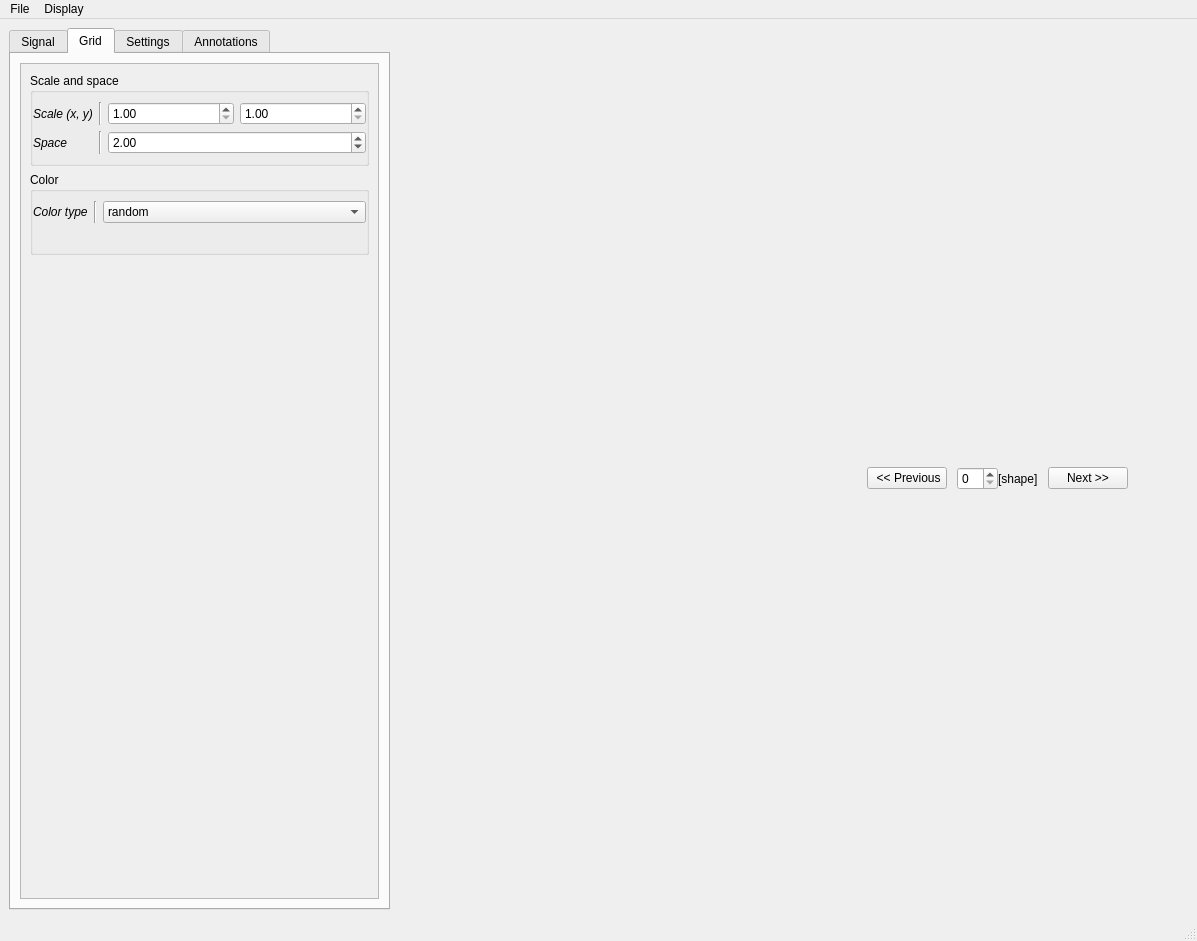
This is visbrain/signal/gui/signal_gui.ui in EtienneCmb/visbrain as Qt 5 draws it before an edit. The edited form follows.
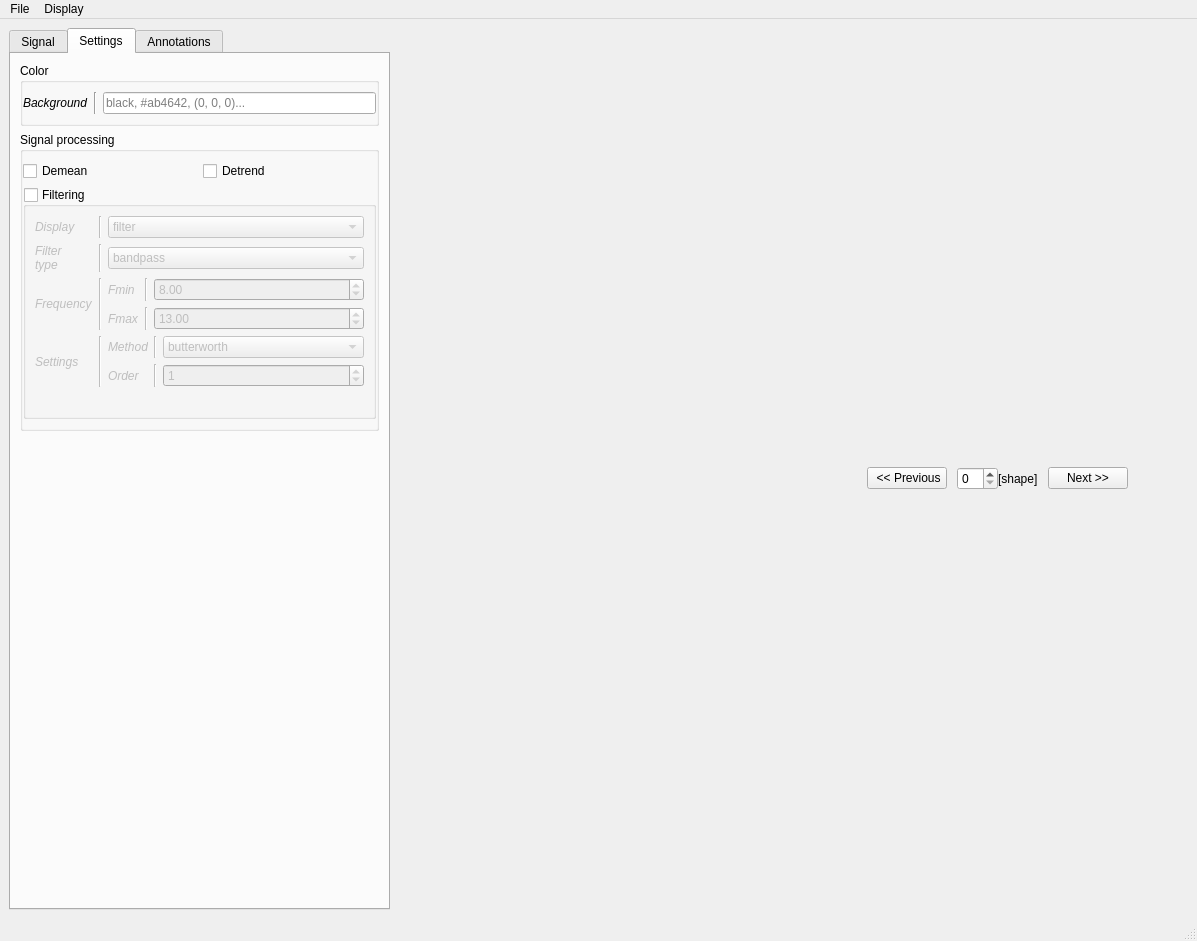
This is the edited form. The open tabs and pages were chosen to show the change.

Commit message: Remove grid control from GUI

```diff
--- a/visbrain/signal/gui/signal_gui.ui
+++ b/visbrain/signal/gui/signal_gui.ui
@@ -894,200 +894,6 @@
            </item>
           </layout>
          </widget>
-         <widget class="QWidget" name="tab_4">
-          <attribute name="title">
-           <string>Grid</string>
-          </attribute>
-          <layout class="QVBoxLayout" name="verticalLayout_15">
-           <item>
-            <widget class="QScrollArea" name="scrollArea_2">
-             <property name="widgetResizable">
-              <bool>true</bool>
-             </property>
-             <widget class="QWidget" name="scrollAreaWidgetContents_2">
-              <property name="geometry">
-               <rect>
-                <x>0</x>
-                <y>0</y>
-                <width>360</width>
-                <height>823</height>
-               </rect>
-              </property>
-              <layout class="QVBoxLayout" name="verticalLayout_16">
-               <item>
-                <widget class="QGroupBox" name="groupBox_7">
-                 <property name="title">
-                  <string>Scale and space</string>
-                 </property>
-                 <layout class="QGridLayout" name="gridLayout_29">
-                  <property name="leftMargin">
-                   <number>0</number>
-                  </property>
-                  <property name="rightMargin">
-                   <number>0</number>
-                  </property>
-                  <item row="0" column="1">
-                   <widget class="Line" name="line_52">
-                    <property name="orientation">
-                     <enum>Qt::Vertical</enum>
-                    </property>
-                   </widget>
-                  </item>
-                  <item row="1" column="0">
-                   <widget class="QLabel" name="label_59">
-                    <property name="font">
-                     <font>
-                      <italic>true</italic>
-                     </font>
-                    </property>
-                    <property name="text">
-                     <string>Space</string>
-                    </property>
-                   </widget>
-                  </item>
-                  <item row="2" column="2">
-                   <spacer name="horizontalSpacer_28">
-                    <property name="orientation">
-                     <enum>Qt::Horizontal</enum>
-                    </property>
-                    <property name="sizeHint" stdset="0">
-                     <size>
-                      <width>40</width>
-                      <height>0</height>
-                     </size>
-                    </property>
-                   </spacer>
-                  </item>
-                  <item row="1" column="1">
-                   <widget class="Line" name="line_53">
-                    <property name="orientation">
-                     <enum>Qt::Vertical</enum>
-                    </property>
-                   </widget>
-                  </item>
-                  <item row="0" column="2">
-                   <layout class="QHBoxLayout" name="horizontalLayout_6">
-                    <item>
-                     <widget class="QDoubleSpinBox" name="_grid_scalex">
-                      <property name="minimum">
-                       <double>1.000000000000000</double>
-                      </property>
-                     </widget>
-                    </item>
-                    <item>
-                     <widget class="QDoubleSpinBox" name="_grid_scaley">
-                      <property name="minimum">
-                       <double>1.000000000000000</double>
-                      </property>
-                     </widget>
-                    </item>
-                   </layout>
-                  </item>
-                  <item row="0" column="0">
-                   <widget class="QLabel" name="label_58">
-                    <property name="font">
-                     <font>
-                      <italic>true</italic>
-                     </font>
-                    </property>
-                    <property name="text">
-                     <string>Scale (x, y)</string>
-                    </property>
-                   </widget>
-                  </item>
-                  <item row="1" column="2">
-                   <widget class="QDoubleSpinBox" name="_grid_space">
-                    <property name="minimum">
-                     <double>1.000000000000000</double>
-                    </property>
-                    <property name="value">
-                     <double>2.000000000000000</double>
-                    </property>
-                   </widget>
-                  </item>
-                 </layout>
-                </widget>
-               </item>
-               <item>
-                <widget class="QGroupBox" name="groupBox">
-                 <property name="title">
-                  <string>Color</string>
-                 </property>
-                 <layout class="QGridLayout" name="gridLayout_3">
-                  <property name="leftMargin">
-                   <number>0</number>
-                  </property>
-                  <property name="rightMargin">
-                   <number>0</number>
-                  </property>
-                  <item row="0" column="2">
-                   <widget class="QComboBox" name="_grid_ctype">
-                    <item>
-                     <property name="text">
-                      <string>random</string>
-                     </property>
-                    </item>
-                    <item>
-                     <property name="text">
-                      <string>uniform</string>
-                     </property>
-                    </item>
-                   </widget>
-                  </item>
-                  <item row="0" column="0">
-                   <widget class="QLabel" name="label_6">
-                    <property name="font">
-                     <font>
-                      <italic>true</italic>
-                     </font>
-                    </property>
-                    <property name="text">
-                     <string>Color type</string>
-                    </property>
-                   </widget>
-                  </item>
-                  <item row="0" column="1">
-                   <widget class="Line" name="line_8">
-                    <property name="orientation">
-                     <enum>Qt::Vertical</enum>
-                    </property>
-                   </widget>
-                  </item>
-                  <item row="1" column="2">
-                   <spacer name="horizontalSpacer_10">
-                    <property name="orientation">
-                     <enum>Qt::Horizontal</enum>
-                    </property>
-                    <property name="sizeHint" stdset="0">
-                     <size>
-                      <width>40</width>
-                      <height>20</height>
-                     </size>
-                    </property>
-                   </spacer>
-                  </item>
-                 </layout>
-                </widget>
-               </item>
-               <item>
-                <spacer name="verticalSpacer_2">
-                 <property name="orientation">
-                  <enum>Qt::Vertical</enum>
-                 </property>
-                 <property name="sizeHint" stdset="0">
-                  <size>
-                   <width>20</width>
-                   <height>40</height>
-                  </size>
-                 </property>
-                </spacer>
-               </item>
-              </layout>
-             </widget>
-            </widget>
-           </item>
-          </layout>
-         </widget>
          <widget class="QWidget" name="tab_2">
           <attribute name="title">
            <string>Settings</string>
```
Left out of the diff: 6 changed lines with no effect on the pictures. The commit also changes 3 other files.
